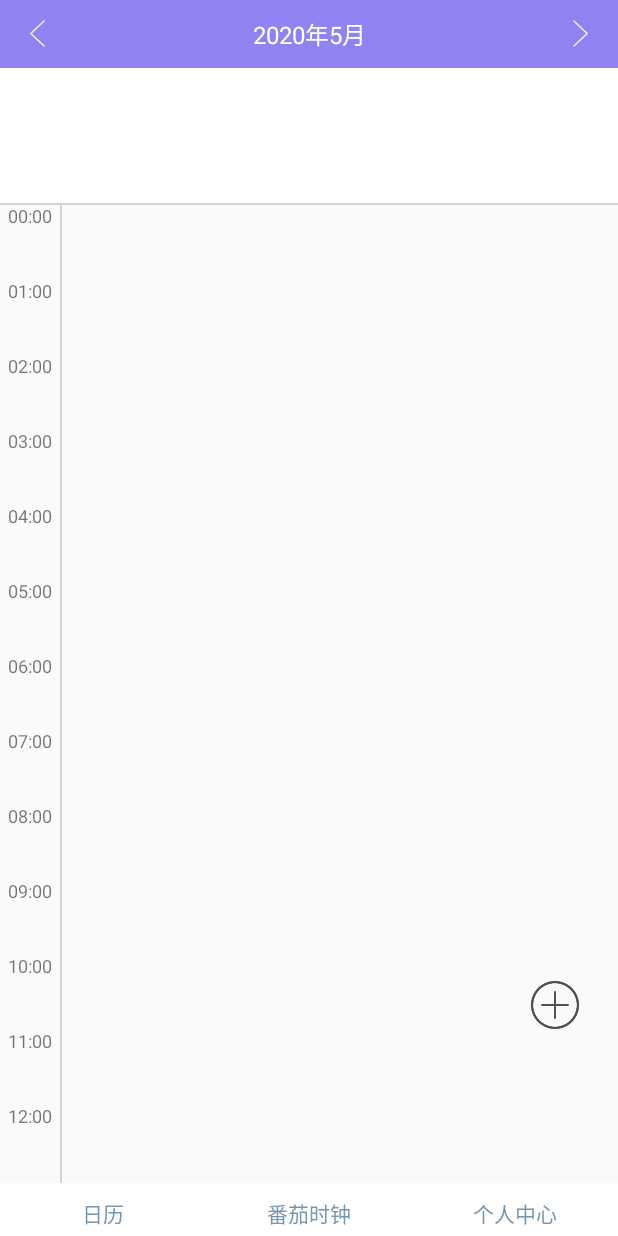
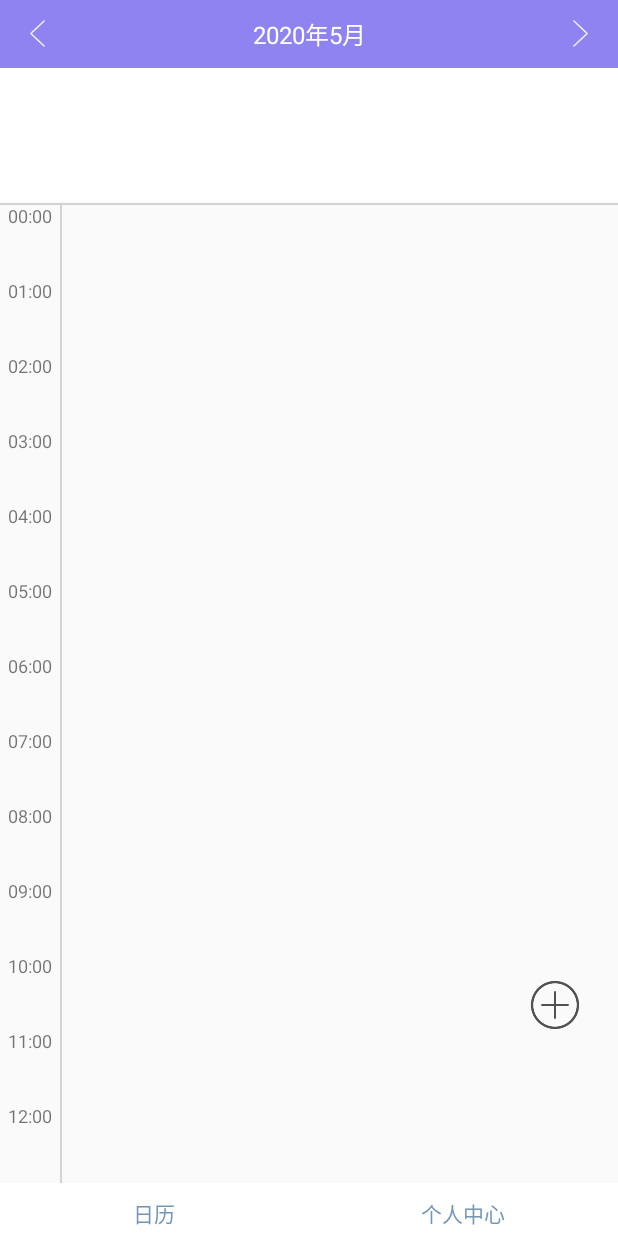
Before and after one commit to Elvirapyn/TimeManagement, an Android app: the screen it shows after launch (MainActivity), on a phone screen of 412 x 824 dp. Run offline under Robolectric (Android 15) with nearby library versions, the phone set to English and light mode, and no system bars.

Commit message:
pingyani2

```diff
--- a/app/src/main/AndroidManifest.xml
+++ b/app/src/main/AndroidManifest.xml
@@ -4,6 +4,8 @@
     <uses-permission android:name="android.permission.ACCESS_WIFI_STATE"/>
     <uses-permission android:name="android.permission.INTERNET"/>
     <uses-permission android:name="android.permission.ACCESS_NETWORK_STATE"/>
+    <uses-permission android:name="android.permission.WRITE_EXTERNAL_STORAGE"/>
+    <uses-permission android:name="android.permission.READ_EXTERNAL_STORAGE"/>
     <application
         android:allowBackup="true"
         android:icon="@mipmap/ic_launcher"
--- a/app/src/main/java/seventh/bupt/time/CalendarView.java
+++ b/app/src/main/java/seventh/bupt/time/CalendarView.java
@@ -29,9 +29,9 @@ public class CalendarView extends  Fragment {
 
     @Override
     public View onCreateView(LayoutInflater inflater, ViewGroup container, Bundle savedInstanceState) {
-       View view = inflater.inflate(R.layout.calendar,container,false);
-       return view;
-        }
+        View view = inflater.inflate(R.layout.calendar,container,false);
+        return view;
+    }
     @Override
     public void onActivityCreated(Bundle saveInstanceState){
         super.onActivityCreated(saveInstanceState);
--- a/app/src/main/java/seventh/bupt/time/MainActivity.java
+++ b/app/src/main/java/seventh/bupt/time/MainActivity.java
@@ -19,6 +19,7 @@ import android.widget.FrameLayout;
 import android.widget.LinearLayout;
 import android.widget.RelativeLayout;
 import android.widget.TextView;
+import android.widget.Toast;
 
 import androidx.fragment.app.FragmentActivity;
 import androidx.fragment.app.FragmentManager;
@@ -37,17 +38,14 @@ public class MainActivity extends FragmentActivity implements View.OnClickListen
 
     //三个Fragment对象
     private CalendarView calView;
-    private tomato_timing tom;
     private personal_center per;
 
     //存放Fragment对象
     private FrameLayout frameLayout;
     //每个选项的控件定义
     private RelativeLayout cal_rl;
-    private RelativeLayout tom_rl;
     private RelativeLayout per_rl;
     private TextView cal_tv;
-    private TextView tom_tv;
     private TextView per_tv;
 
     //定义fragmentManeger对象管理器
@@ -107,13 +105,10 @@ public class MainActivity extends FragmentActivity implements View.OnClickListen
     //初始化控件
     private void initView() {
         cal_tv =(TextView) findViewById(R.id.cal_tv);
-        tom_tv =(TextView) findViewById(R.id.tom_tv);
         per_tv=(TextView) findViewById(R.id.per_tv);
         cal_rl=(RelativeLayout) findViewById(R.id.cal_rl);
-        tom_rl=(RelativeLayout) findViewById(R.id.tom_rl);
         per_rl=(RelativeLayout) findViewById(R.id.per_rl);
         cal_rl.setOnClickListener(MainActivity.this);
-        tom_rl.setOnClickListener(MainActivity.this);
         per_rl.setOnClickListener(MainActivity.this);
     }
     //底部导航栏的点击
@@ -123,14 +118,11 @@ public class MainActivity extends FragmentActivity implements View.OnClickListen
             case R.id.cal_rl:
                 Choice_menu(0);
                 break;
-            case R.id.tom_rl:
+            case R.id.per_rl:
                 Choice_menu(1);
                 break;
-            case R.id.per_rl:
-                Choice_menu(2);
+            default:
                 break;
-            default:
-                    break;
         }
     }
 
@@ -150,16 +142,6 @@ public class MainActivity extends FragmentActivity implements View.OnClickListen
                 }
                 break;
             case 1:
-                //若tom为空，创建一个并添加到界面上
-                if(tom==null){
-                    tom = new tomato_timing();
-                    fragmentTransaction.add(R.id.content,tom);
-                }else{
-                    //不为空，显示
-                    fragmentTransaction.show(tom);
-                }
-                break;
-            case 2:
                 //若per为空，创建一个并添加到界面上
                 if(per==null){
                     per = new personal_center();
@@ -176,9 +158,6 @@ public class MainActivity extends FragmentActivity implements View.OnClickListen
     private void hindFragments(FragmentTransaction fragmentTransaction) {
         if(calView !=null){
             fragmentTransaction.hide(calView);
-        }
-        if(tom !=null){
-            fragmentTransaction.hide(tom);
         }
         if(per != null){
             fragmentTransaction.hide(per);
@@ -280,10 +259,6 @@ public class MainActivity extends FragmentActivity implements View.OnClickListen
                 conflictDialog.setMessage("时间上有冲突啦！请重新选择！");
                 conflictDialog.setPositiveButton("确定", null);
                 final AlertDialog alertConflictDialog = conflictDialog.create();
-                //添加成功的对话框
-                AlertDialog.Builder addSuccessDialog = new AlertDialog.Builder(MainActivity.this);
-                addSuccessDialog.setMessage("添加成功啦！开启你的时间管理之旅吧！");
-                final AlertDialog alertSuccessDialog = addSuccessDialog.create();
 
                 String is_notify;        //是否闹钟提醒
                 if (cb.isChecked()) {
@@ -384,7 +359,7 @@ public class MainActivity extends FragmentActivity implements View.OnClickListen
                         dbAdapter.insert(transaction);
                     }
                     dialog.dismiss();
-                    alertSuccessDialog.show();
+                    Toast.makeText(MainActivity.this, "添加成功啦！！",Toast.LENGTH_LONG).show();
                 }
                 //有冲突弹出提示框
                 if(conflictflag==1){
--- a/app/src/main/res/layout/activity_main.xml
+++ b/app/src/main/res/layout/activity_main.xml
@@ -50,26 +50,6 @@
         </RelativeLayout>
 
         <RelativeLayout
-            android:id="@+id/tom_rl"
-            android:layout_width="0dp"
-            android:layout_height="match_parent"
-            android:layout_weight="1">
-            <LinearLayout
-                android:layout_width="match_parent"
-                android:layout_height="wrap_content"
-                android:layout_centerVertical="true"
-                android:orientation="vertical">
-                <TextView
-                    android:id="@+id/tom_tv"
-                    android:layout_width="wrap_content"
-                    android:layout_height="wrap_content"
-                    android:layout_gravity="center_horizontal"
-                    android:layout_marginTop="5dp"
-                    android:text="番茄时钟"
-                    android:textColor="#7597B3"/>
-            </LinearLayout>
-        </RelativeLayout>
-        <RelativeLayout
             android:id="@+id/per_rl"
             android:layout_width="0dp"
             android:layout_height="match_parent"
--- a/app/src/main/res/values/colors.xml
+++ b/app/src/main/res/values/colors.xml
@@ -4,4 +4,5 @@
     <color name="colorPrimaryDark">#00574B</color>
     <color name="colorAccent">#D81B60</color>
     <color name="color_green">#6bbe39</color>
+    <color name="color_white">#fff</color>
 </resources>
```
Also changed, not shown: app/src/main/java/seventh/bupt/time/NormalTransaction.java (+11 -0 lines), app/src/main/java/seventh/bupt/time/personal_center.java (+87 -1 lines), app/src/main/java/seventh/bupt/time/tomato_timing.java (deleted, +0 -18 lines), app/src/main/res/layout/personal_center.xml (+38 -4 lines), app/src/main/res/layout/tomato_timing.xml (deleted, +0 -12 lines).
